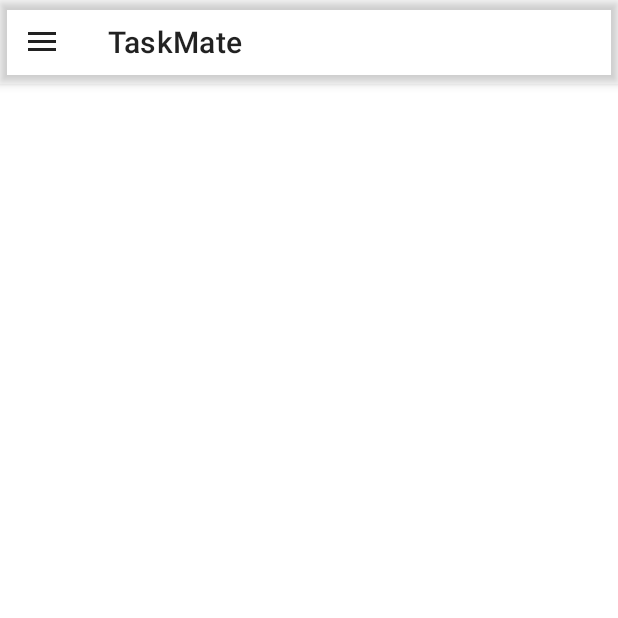
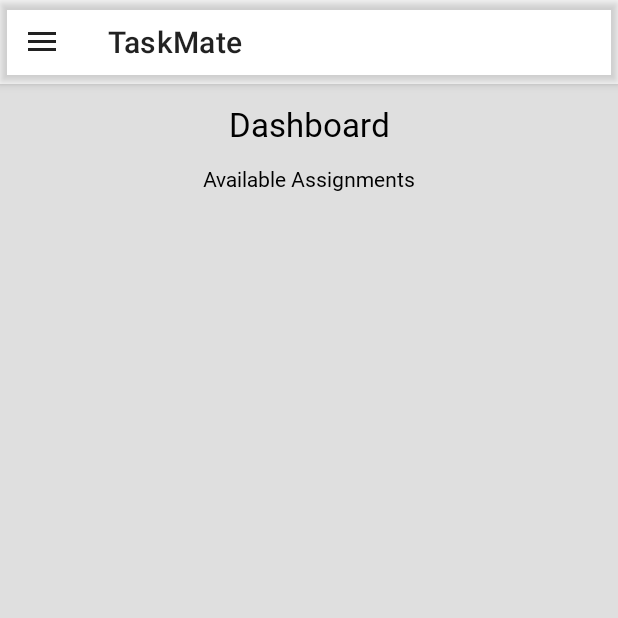
Before and after one commit to KIxn/TaskMate, an Android app: the NavDrawerActivity screen opened directly, with no data from a screen before it, on a phone screen of 412 x 824 dp, the top half of it. Run offline under Robolectric (Android 15) with nearby library versions, the phone set to English and light mode, and no system bars.

Commit message:
Created fragments and made nav panel responsive to clicks left to do:       *code ALL fragment logic       *code up utility functions

```diff
--- /dev/null
+++ b/app/src/main/java/com/example/taskmate/DashboardFragment.java
@@ -0,0 +1,22 @@
+package com.example.taskmate;
+
+import android.os.Bundle;
+import android.view.LayoutInflater;
+import android.view.View;
+import android.view.ViewGroup;
+
+import androidx.annotation.NonNull;
+import androidx.annotation.Nullable;
+import androidx.fragment.app.Fragment;
+
+import org.jetbrains.annotations.NotNull;
+
+public class DashboardFragment extends Fragment {
+
+    @Nullable
+    @org.jetbrains.annotations.Nullable
+    @Override
+    public View onCreateView(@NonNull @NotNull LayoutInflater inflater, @Nullable @org.jetbrains.annotations.Nullable ViewGroup container, @Nullable @org.jetbrains.annotations.Nullable Bundle savedInstanceState) {
+        return inflater.inflate(R.layout.dashboard_fragment,container,false);
+    }
+}
--- /dev/null
+++ b/app/src/main/res/layout/dashboard_fragment.xml
@@ -0,0 +1,28 @@
+<?xml version="1.0" encoding="utf-8"?>
+<LinearLayout xmlns:android="http://schemas.android.com/apk/res/android"
+    android:orientation="vertical"
+    android:layout_width="match_parent"
+    android:layout_height="match_parent"
+    android:background="#DFDFDF">
+
+    <TextView
+        android:layout_width="match_parent"
+        android:layout_height="wrap_content"
+        android:text="Dashboard"
+        android:textAlignment="center"
+        android:fontFamily="@font/roboto_regular"
+        android:textColor="@color/black"
+        android:textSize="22sp"
+        android:padding="12dp"/>
+
+    <TextView
+        android:layout_width="match_parent"
+        android:layout_height="wrap_content"
+        android:text="Available Assignments"
+        android:textAlignment="center"
+        android:fontFamily="@font/roboto_regular"
+        android:textColor="@color/black"
+        android:textSize="14sp"
+        android:paddingBottom="12dp"/>
+
+</LinearLayout>
```
Also changed, not shown: app/src/main/java/com/example/taskmate/AdditionalFragment.java (added, +22 -0 lines), app/src/main/java/com/example/taskmate/AnnouncementsFragment.java (added, +22 -0 lines), app/src/main/java/com/example/taskmate/BoardRoomFragment.java (added, +22 -0 lines), app/src/main/java/com/example/taskmate/NavDrawerActivity.java (+56 -1 lines), app/src/main/java/com/example/taskmate/RemindersFragment.java (added, +22 -0 lines), app/src/main/res/layout/additional_fragment.xml (added, +18 -0 lines), app/src/main/res/layout/announcements_fragment.xml (added, +18 -0 lines), app/src/main/res/layout/board_room_fragment.xml (added, +18 -0 lines), app/src/main/res/layout/reminders_fragment.xml (added, +18 -0 lines), 1 other file.
